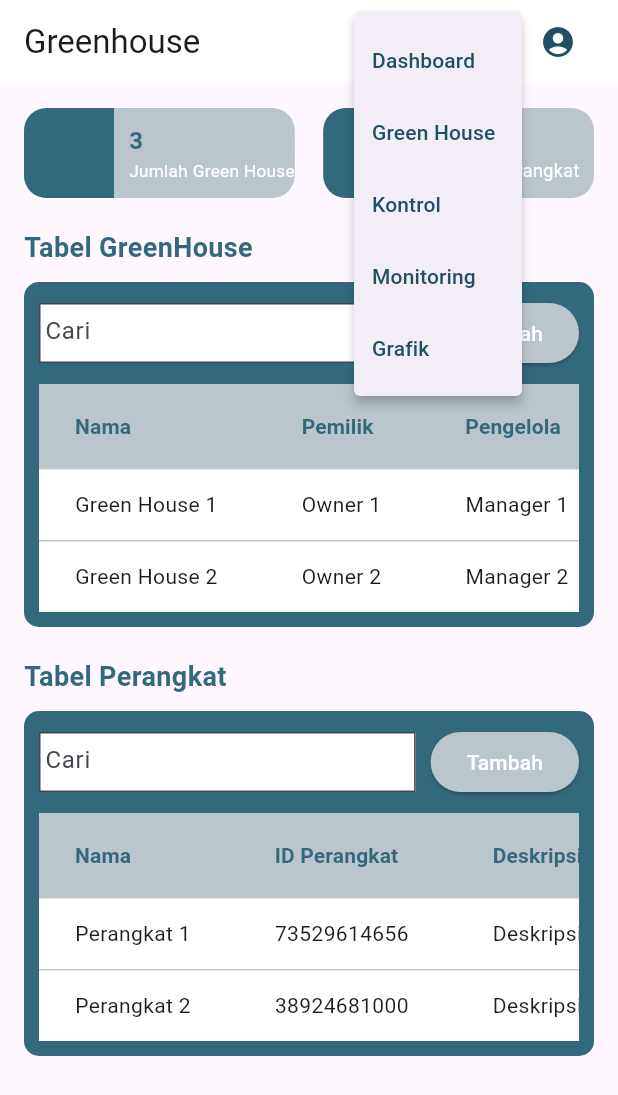
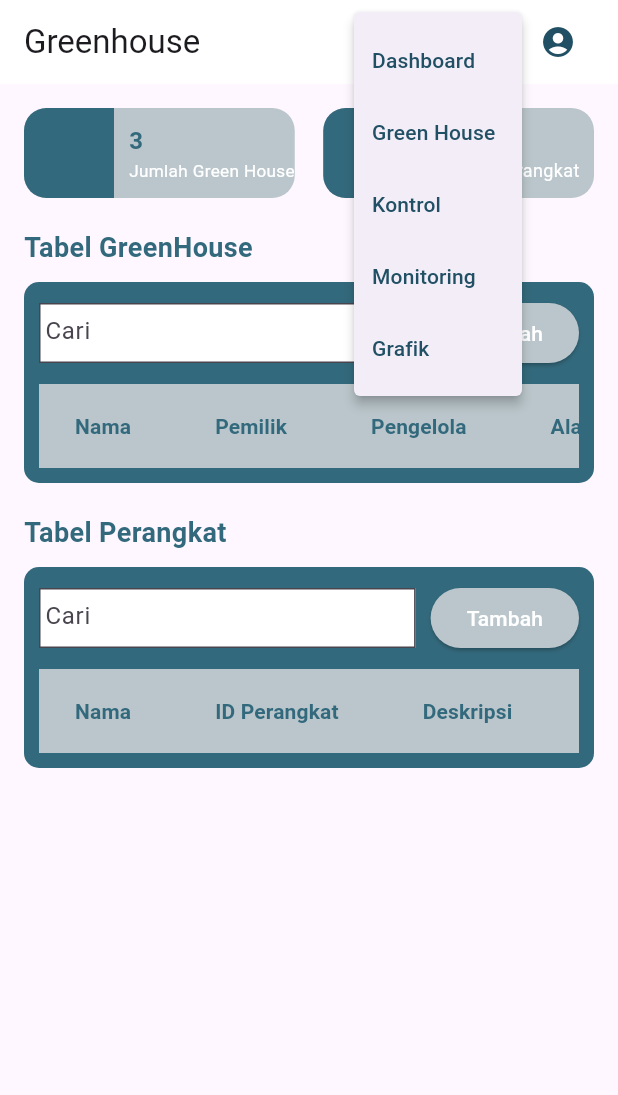
Before and after one commit to trisiaa/webagrowilltani, a Flutter app: the Greenhouse screen opened directly, after a tap on the "menu" icon, on a phone screen of 412 x 824 dp. Shown: the top 1095 px of the screen. Run offline on Flutter 3.47's test engine with Material 3 defaults, Android fonts, the phone set to English and light mode, and no system bars; our stand-ins replace chopper, fl_chart, image_picker, shared_preferences; accounts and stored records are empty; generated files the repository leaves out were written again; network calls fail.

Commit message:
data greenhouse dan perangkat

```diff
--- a/lib/chopper_api/api_service.dart
+++ b/lib/chopper_api/api_service.dart
@@ -21,14 +21,53 @@ abstract class ApiService extends ChopperService {
     @Header('Authorization') String token, // Add the authorization header
   );
 
-  @Post(path: '/greenhouse')
+
+  @Post(path: 'iot/greenhouse')
   Future<Response> createGreenhouse(
+    @Header('Authorization') String token,
     @Body() Map<String, dynamic> body,
   );
 
   @Get(path: '/iot/greenhouse')
   Future<Response> getAllGreenhouses(
     @Header('Authorization') String token,
+  );
+
+  @Post(path: '/iot/greenhouse/{id}')
+  Future<Response> updateGreenhouse(
+    @Header('Authorization') String token,
+    @Path('id') int id,
+    @Body() Map<String, dynamic> body,
+  );
+
+  @Delete(path: '/iot/greenhouse/{id}')
+  Future<Response> deleteGreenhouse(
+    @Header('Authorization') String token,
+    @Path('id') int id,
+  );
+
+  @Get(path: '/iot/perangkat')
+  Future<Response> getAllPerangkat(
+    @Header('Authorization') String token,
+  );
+
+  @Post(path: '/iot/perangkat')
+  Future<Response> createPerangkat(
+    @Header('Authorization') String token,
+    @Body() Map<String, dynamic> body,
+  );
+
+  @Put(path: '/iot/perangkat/{id}')
+  Future<Response> updatePerangkat(
+    @Header('Authorization') String token,
+    @Path('id') int id,
+    @Body() Map<String, dynamic> body,
+  );
+
+  @Delete(path: '/iot/perangkat/{id}')
+  Future<Response> deletePerangkat(
+    @Header('Authorization') String token,
+    @Path('id') int id,
   );
 
   @Get(path: '/iot/sensor/{gh_id}/lastest')
--- a/lib/models/greenhouse.dart
+++ b/lib/models/greenhouse.dart
@@ -65,6 +65,7 @@ class Greenhouse {
       'alamat': alamat,
       'ukuran': ukuran,
       'gambar': gambar,
+      'image': gambar,
       'pengelola': pengelola,
       'latitude': latitude?.toString(),
       'longitude': longitude?.toString(),
--- /dev/null
+++ b/lib/models/greenhouse_with_id.dart
@@ -0,0 +1,6 @@
+class GreenhouseWithID {
+  final String id;
+  final String name;
+
+  GreenhouseWithID({required this.id, required this.name});
+}
--- a/lib/models/perangkat.dart
+++ b/lib/models/perangkat.dart
@@ -31,6 +31,7 @@ class Perangkat {
       'nama': nama,
       'keterangan': keterangan,
       'greenhouse_id': greenhouseId.toString(),
+      'greenhouse_id': int.parse(greenhouseId),
       'created_at': createdAt.toIso8601String(),
       'updated_at': updatedAt.toIso8601String(),
     };
--- a/lib/widgets/greenhouse.dart
+++ b/lib/widgets/greenhouse.dart
@@ -1,4 +1,8 @@
 import 'package:flutter/material.dart';
+import 'package:shared_preferences/shared_preferences.dart';
+import 'package:webagro/chopper_api/api_client.dart';
+import 'package:webagro/models/greenhouse.dart' as model;
+import 'package:webagro/models/perangkat.dart';
 import 'package:webagro/widgets/custom_appbar.dart';
 import 'package:webagro/widgets/edit_greenhouse.dart';
 import 'package:webagro/widgets/edit_perangkat.dart';
@@ -13,41 +17,79 @@ class Greenhouse extends StatefulWidget {
 }
 
 class _GreenhouseState extends State<Greenhouse> {
-  List<Map<String, String>> greenhouses = [
-    {
-      'name': 'Green House 1',
-      'owner': 'Owner 1',
-      'manager': 'Manager 1',
-      'address': 'Address 1',
-      'size': 'Size 1',
-      'plantType': 'Plant Type 1',
-      'telegramId': 'Telegram ID 1'
-    },
-    {
-      'name': 'Green House 2',
-      'owner': 'Owner 2',
-      'manager': 'Manager 2',
-      'address': 'Address 2',
-      'size': 'Size 2',
-      'plantType': 'Plant Type 2',
-      'telegramId': 'Telegram ID 2'
-    },
-  ];
+  List<Map<String, String>> greenhouses = [];
 
-  List<Map<String, String>> devices = [
-    {
-      'name': 'Perangkat 1',
-      'id': '73529614656',
-      'description': 'Deskripsi Perangkat 1',
-      'greenhouse': 'Green House 1',
-    },
-    {
-      'name': 'Perangkat 2',
-      'id': '38924681000',
-      'description': 'Deskripsi Perangkat 2',
-      'greenhouse': 'Green House 2',
-    },
-  ];
+  List<model.Greenhouse> greenhouseModel = [];
+  List<Perangkat> perangkatModel = [];
+
+  String? token;
+
+  final apiService = ApiClient().apiService;
+
+  @override
+  void initState() {
+    super.initState();
+    _initialize();
+  }
+
+  Future<void> _initialize() async {
+    await _getToken(); // Wait for token retrieval
+    if (token != null) {
+      await _fetchGreenhouses(); // Only fetch greenhouses if token is set
+      await _fetchAllPerangkat(); // Only fetch perangkat if token is set
+    }
+  }
+
+  Future<void> _getToken() async {
+    SharedPreferences prefs = await SharedPreferences.getInstance();
+    String? token = prefs.getString('bearer_token');
+    setState(() {
+      this.token = token;
+    });
+  }
+
+  Future<void> _fetchGreenhouses() async {
+    final response =
+        await apiService.getAllGreenhouses('Bearer $token'); // Pass the token
+
+    if (response.isSuccessful) {
+      setState(() {
+        greenhouseModel = (response.body["data"] as List)
+            .map((greenhouse) => model.Greenhouse.fromJson(greenhouse))
+            .toList();
+        greenhouses = greenhouseModel
+            .map((greenhouse) => {
+                  'name': greenhouse.nama,
+                  'owner': greenhouse.pemilik,
+                  'manager': greenhouse.pengelola,
+                  'address': greenhouse.alamat,
+                  'size': greenhouse.ukuran,
+                  'plantType': greenhouse.jenisTanaman.nama,
+                  'telegramId': greenhouse.telegramId ?? "-",
+                })
+            .toList();
+      });
+    } else {
+      // Handle error
+      print('Failed to fetch greenhouses: ${response.error}');
+    }
+  }
+
+  Future<void> _fetchAllPerangkat() async {
+    final response =
+        await apiService.getAllPerangkat('Bearer $token'); // Pass the token
+
+    if (response.isSuccessful) {
+      setState(() {
+        perangkatModel = (response.body["data"] as List)
+            .map((perangkat) => Perangkat.fromJson(perangkat))
+            .toList();
+      });
+    } else {
+      // Handle error
+      print('Failed to fetch perangkat: ${response.error}');
+    }
+  }
 
   @override
   Widget build(BuildContext context) {
@@ -70,10 +112,28 @@ class _GreenhouseState extends State<Greenhouse> {
                     _buildGreenHouseTable(constraints.maxWidth, context),
                     context,
                     const Tambah_greenhouse(), // Ensure the constructor name matches your implementation
-                    (newGreenhouse) {
+                    (newGreenhouse) async {
                       setState(() {
                         greenhouses.add(newGreenhouse);
                       });
+                      final data = model.Greenhouse(
+                        id: greenhouses.length,
+                        nama: newGreenhouse['name'] ?? "",
+                        pemilik: newGreenhouse['owner'] ?? "",
+                        pengelola: newGreenhouse['manager'] ?? "",
+                        alamat: newGreenhouse['address'] ?? "",
+                        ukuran: newGreenhouse['size'] ?? "",
+                        jenisTanamanId: "1",
+                        jenisTanaman: model.JenisTanaman(id: 0, nama: ""),
+                        telegramId: newGreenhouse['telegramId'] ?? "",
+                        gambar: newGreenhouse['imagePath'] ?? "",
+                        createdAt: DateTime.now(),
+                        updatedAt: DateTime.now(),
+                      );
+                      await apiService.createGreenhouse(
+                        'Bearer $token',
+                        data.toJson(),
+                      );
                     },
                   ),
                   const SizedBox(height: 20),
@@ -81,10 +141,22 @@ class _GreenhouseState extends State<Greenhouse> {
                     'Perangkat',
                     _buildPerangkatTable(constraints.maxWidth, context),
                     context,
-                    const Tambah_perangkat(), // Ensure the constructor name matches your implementation
-                    (newDevice) {
+                    Tambah_perangkat(
+                        greenhouses:
+                            greenhouseModel), // Ensure the constructor name matches your implementation
+                    (newDevice) async {
+                      final data = Perangkat(
+                        id: perangkatModel.length,
+                        nama: newDevice['name'] ?? "",
+                        keterangan: newDevice['description'] ?? "",
+                        greenhouseId: newDevice['greenhouse_id'] ?? "",
+                        createdAt: DateTime.now(),
+                        updatedAt: DateTime.now(),
+                      );
+                      await apiService.createPerangkat(
+                          'Bearer $token', data.toJson());
                       setState(() {
-                        devices.add(newDevice);
+                        perangkatModel.add(data);
                       });
                     },
                   ),
@@ -220,9 +292,9 @@ class _GreenhouseState extends State<Greenhouse> {
               context,
               MaterialPageRoute(builder: (context) => destination),
             );
+            print(newItem);
 
             if (newItem != null) {
-              print(newItem);
               onAdd(newItem);
             }
           },
@@ -253,15 +325,16 @@ class _GreenhouseState extends State<Greenhouse> {
             DataColumn(label: _buildTableHeader('Telegram ID')),
             DataColumn(label: _buildTableHeader('Aksi')),
           ],
-          rows: greenhouses.map((greenhouse) {
+          rows: greenhouseModel.map((greenhouse) {
             return _buildGreenHouseRow(
-              greenhouse['name']!,
-              greenhouse['owner']!,
-              greenhouse['manager']!,
-              greenhouse['address']!,
-              greenhouse['size']!,
-              greenhouse['plantType']!,
-              greenhouse['telegramId']!,
+              greenhouse.id,
+              greenhouse.nama,
+              greenhouse.pemilik,
+              greenhouse.pengelola,
+              greenhouse.alamat,
+              greenhouse.ukuran,
+              greenhouse.jenisTanaman.nama,
+              greenhouse.telegramId ?? "",
               context,
             );
           }).toList(),
@@ -271,6 +344,7 @@ class _GreenhouseState extends State<Greenhouse> {
   }
 
   DataRow _buildGreenHouseRow(
+      int id,
       String name,
       String owner,
       String manager,
@@ -308,6 +382,25 @@ class _GreenhouseState extends State<Greenhouse> {
                   ),
                 );
                 if (updatedGreenhouse != null) {
+                  final data = model.Greenhouse(
+                    id: id,
+                    nama: updatedGreenhouse['name'] ?? "",
+                    pemilik: updatedGreenhouse['owner'] ?? "",
+                    pengelola: updatedGreenhouse['manager'] ?? "",
+                    alamat: updatedGreenhouse['address'] ?? "",
+                    ukuran: updatedGreenhouse['size'] ?? "",
+                    jenisTanamanId: "1",
+                    jenisTanaman: model.JenisTanaman(id: 0, nama: ""),
+                    telegramId: updatedGreenhouse['telegramId'] ?? "",
+                    gambar: updatedGreenhouse['imagePath'] ?? "",
+                    createdAt: DateTime.now(),
+                    updatedAt: DateTime.now(),
+                  );
+                  await apiService.updateGreenhouse(
+                    'Bearer $token',
+                    id,
+                    data.toJson(),
+                  );
                   setState(() {
                     final index =
                         greenhouses.indexWhere((g) => g['name'] == name);
@@ -331,7 +424,8 @@ class _GreenhouseState extends State<Greenhouse> {
             ),
             const SizedBox(width: 4),
             ElevatedButton(
-              onPressed: () {
+              onPressed: () async {
+                await apiService.deleteGreenhouse("bearer $token", id);
                 setState(() {
                   greenhouses
                       .removeWhere((greenhouse) => greenhouse['name'] == name);
@@ -363,12 +457,16 @@ class _GreenhouseState extends State<Greenhouse> {
             DataColumn(label: _buildTableHeader('GreenHouse')),
             DataColumn(label: _buildTableHeader('Aksi')),
           ],
-          rows: devices.map((device) {
+          rows: perangkatModel.map((device) {
             return _buildPerangkatRow(
-              device['name']!,
-              device['id']!,
-              device['description']!,
-              device['greenhouse']!,
+              device.nama,
+              device.id.toString(),
+              device.keterangan,
+              greenhouseModel
+                  .firstWhere(
+                      (model) => model.id.toString() == device.greenhouseId)
+                  .nama,
+              perangkatModel.firstWhere((model) => model.id == device.id),
               context,
             );
           }).toList(),
@@ -378,7 +476,7 @@ class _GreenhouseState extends State<Greenhouse> {
   }
 
   DataRow _buildPerangkatRow(String name, String id, String description,
-      String greenhouse, BuildContext context) {
+      String greenhouse, Perangkat perangkat, BuildContext context) {
     return DataRow(
       color: WidgetStateProperty.all(Colors.white),
       cells: [
@@ -402,14 +500,33 @@ class _GreenhouseState extends State<Greenhouse> {
                   ),
                 );
                 if (updatedDevice != null) {
+                  final data = Perangkat(
+                    id: int.parse(id),
+                    nama: updatedDevice['name'] ?? "",
+                    keterangan: updatedDevice['description'] ?? "",
+                    greenhouseId: updatedDevice['greenhouse'] ?? "",
+                    createdAt: perangkat.createdAt,
+                    updatedAt: DateTime.now(),
+                  );
+                  await apiService.updatePerangkat(
+                    'Bearer $token',
+                    int.parse(id),
+                    data.toJson(),
+                  );
                   setState(() {
-                    final index = devices.indexWhere((d) => d['id'] == id);
-                    devices[index] = {
-                      'name': updatedDevice['name'],
-                      'id': updatedDevice['id'],
-                      'description': updatedDevice['description'],
-                      'greenhouse': updatedDevice['greenhouse'],
-                    };
+                    final index =
+                        perangkatModel.indexWhere((d) => d.id.toString() == id);
+                    perangkatModel[index] = Perangkat(
+                        id: updatedDevice['id'],
+                        nama: updatedDevice['name'],
+                        keterangan: updatedDevice['description'],
+                        greenhouseId: greenhouseModel
+                            .firstWhere((model) =>
+                                model.nama == updatedDevice['greenhouse'])
+                            .id
+                            .toString(),
+                        createdAt: DateTime.now(),
+                        updatedAt: DateTime.now());
                   });
                 }
               },
@@ -421,9 +538,11 @@ class _GreenhouseState extends State<Greenhouse> {
             ),
             const SizedBox(width: 4),
             ElevatedButton(
-              onPressed: () {
+              onPressed: () async {
+                await apiService.deletePerangkat("bearer $token", perangkat.id);
                 setState(() {
-                  devices.removeWhere((device) => device['id'] == id);
+                  perangkatModel
+                      .removeWhere((device) => device.id.toString() == id);
                 });
               },
               style: ElevatedButton.styleFrom(
--- a/lib/widgets/tambah_perangkat.dart
+++ b/lib/widgets/tambah_perangkat.dart
@@ -1,8 +1,9 @@
 import 'package:flutter/material.dart';
+import 'package:webagro/models/greenhouse.dart';
 import 'package:webagro/widgets/custom_appbar.dart';
 
 class Tambah_perangkat extends StatefulWidget {
-  const Tambah_perangkat({super.key});
+  const Tambah_perangkat({super.key, required List<Greenhouse> greenhouses});
 
   @override
   _TambahPerangkatState createState() => _TambahPerangkatState();
```
Also changed, not shown: lib/chopper_api/api_service.chopper.dart.
